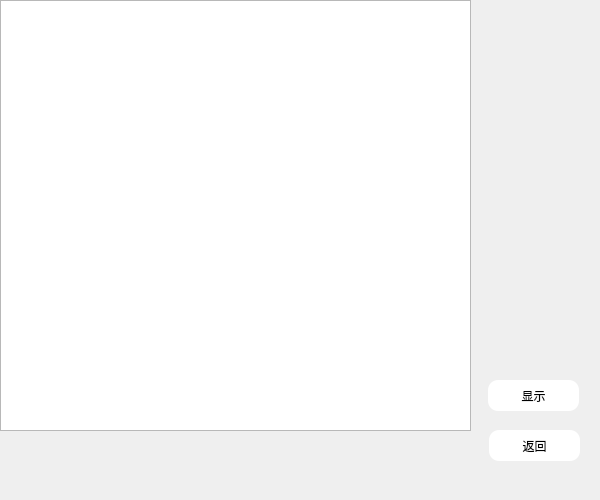
First picture: the form in demo1/viewapment.ui, repository KeviaWang/work, before the edit.
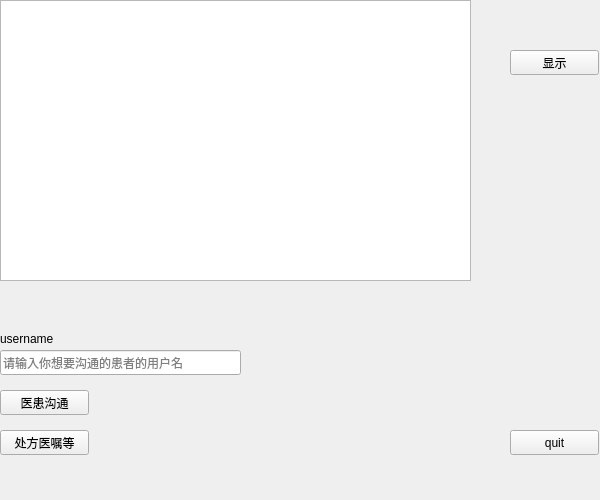
Second picture: the form after the edit. Icons and pictures are not drawn.

Patch:
```diff
--- a/demo1/viewapment.ui
+++ b/demo1/viewapment.ui
@@ -13,25 +13,17 @@
   <property name="windowTitle">
    <string>Form</string>
   </property>
-  <property name="styleSheet">
-   <string notr="true">#viewApMent{border-image: url(:/picture/蓝色渐变.jpg);}</string>
-  </property>
   <widget class="QPushButton" name="pushButton">
    <property name="geometry">
     <rect>
-     <x>489</x>
+     <x>510</x>
      <y>430</y>
-     <width>91</width>
-     <height>31</height>
+     <width>89</width>
+     <height>25</height>
     </rect>
    </property>
-   <property name="styleSheet">
-    <string notr="true">#pushButton{border-radius:10px;}
-#pushButton{background-color: rgb(255, 255, 255);}
-</string>
-   </property>
    <property name="text">
-    <string>返回</string>
+    <string>quit</string>
    </property>
   </widget>
   <widget class="QTableWidget" name="tableWidget">
@@ -40,28 +32,75 @@
      <x>0</x>
      <y>0</y>
      <width>471</width>
-     <height>431</height>
+     <height>281</height>
     </rect>
    </property>
   </widget>
   <widget class="QPushButton" name="pushButton_2">
    <property name="geometry">
     <rect>
-     <x>488</x>
-     <y>380</y>
-     <width>91</width>
-     <height>31</height>
+     <x>510</x>
+     <y>50</y>
+     <width>89</width>
+     <height>25</height>
     </rect>
    </property>
-   <property name="styleSheet">
-    <string notr="true">#pushButton_2{border-radius:10px;}
-#pushButton_2{background-color: rgb(255, 255, 255);}
-</string>
-   </property>
    <property name="text">
     <string>显示</string>
    </property>
   </widget>
+  <widget class="QLineEdit" name="usernameEdit">
+   <property name="geometry">
+    <rect>
+     <x>0</x>
+     <y>350</y>
+     <width>241</width>
+     <height>25</height>
+    </rect>
+   </property>
+   <property name="placeholderText">
+    <string>请输入你想要沟通的患者的用户名</string>
+   </property>
+  </widget>
+  <widget class="QLabel" name="username">
+   <property name="geometry">
+    <rect>
+     <x>0</x>
+     <y>330</y>
+     <width>91</width>
+     <height>17</height>
+    </rect>
+   </property>
+   <property name="text">
+    <string>username</string>
+   </property>
+  </widget>
+  <widget class="QPushButton" name="goutong">
+   <property name="geometry">
+    <rect>
+     <x>0</x>
+     <y>390</y>
+     <width>89</width>
+     <height>25</height>
+    </rect>
+   </property>
+   <property name="text">
+    <string>医患沟通</string>
+   </property>
+  </widget>
+  <widget class="QPushButton" name="chufangyizhu">
+   <property name="geometry">
+    <rect>
+     <x>0</x>
+     <y>430</y>
+     <width>89</width>
+     <height>25</height>
+    </rect>
+   </property>
+   <property name="text">
+    <string>处方医嘱等</string>
+   </property>
+  </widget>
  </widget>
  <resources/>
  <connections>
```
Left out of the diff: 19 changed lines with no effect on the pictures.
